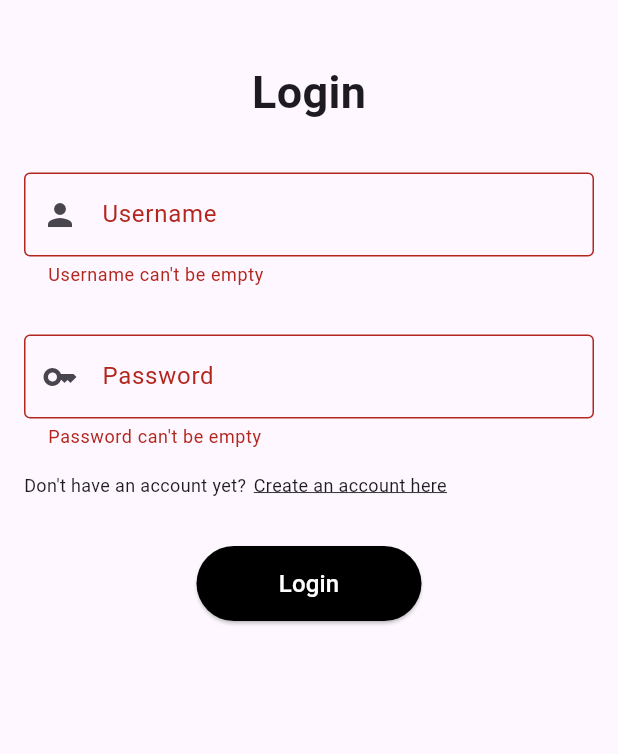
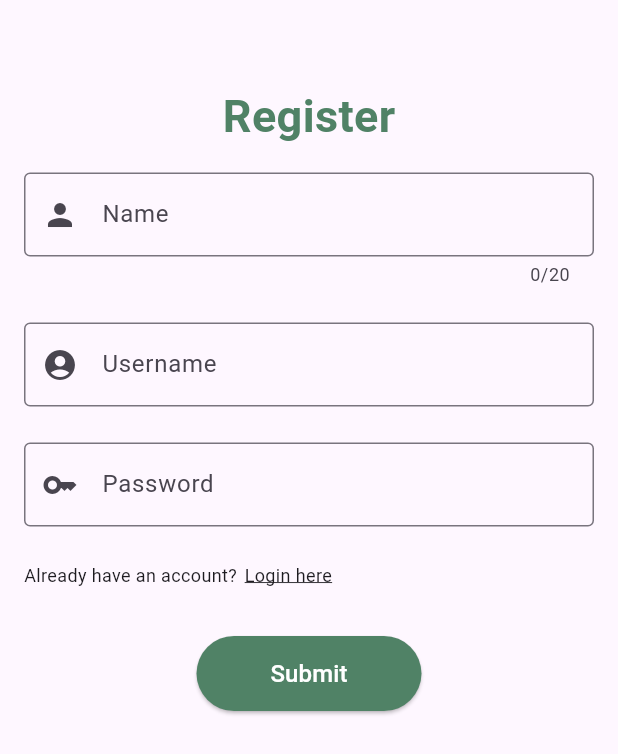
Before and after one commit to faizanrasyad/berbagi-catatan, a Flutter app: the screen it shows after launch, after a tap on "Login", after a tap on "Create an account here", on a phone screen of 412 x 824 dp. Shown: the top 754 px of the screen. Run offline on Flutter 3.47's test engine with Material 3 defaults, Android fonts, the light colour scheme and no system bars.

Commit message:
DONE Login & Register Page

```diff
--- a/lib/main.dart
+++ b/lib/main.dart
@@ -1,4 +1,6 @@
+import 'package:berbagi_catatan/pages/home.dart';
 import 'package:berbagi_catatan/pages/login.dart';
+import 'package:berbagi_catatan/pages/register.dart';
 import 'package:berbagi_catatan/pages/splash_screen.dart';
 import 'package:flutter/material.dart';
 
@@ -6,7 +8,12 @@
   runApp(MaterialApp(
     title: 'Berbagi Catatan',
     initialRoute: '/',
-    routes: {'/': (context) => SplashScreen(), 'login': (context) => Login()},
+    routes: {
+      '/': (context) => SplashScreen(),
+      '/login': (context) => Login(),
+      '/register': (context) => Register(),
+      '/home': (context) => Home()
+    },
     debugShowCheckedModeBanner: false,
   ));
 }
--- /dev/null
+++ b/lib/pages/home.dart
@@ -0,0 +1,15 @@
+import 'package:flutter/material.dart';
+
+class Home extends StatefulWidget {
+  const Home({super.key});
+
+  @override
+  State<Home> createState() => _HomeState();
+}
+
+class _HomeState extends State<Home> {
+  @override
+  Widget build(BuildContext context) {
+    return const Placeholder();
+  }
+}
--- a/lib/pages/login.dart
+++ b/lib/pages/login.dart
@@ -1,6 +1,7 @@
 import 'package:berbagi_catatan/data/login_data.dart';
 import 'package:berbagi_catatan/data/user_data.dart';
 import 'package:berbagi_catatan/model/user_model.dart';
+import 'package:berbagi_catatan/resources/color.dart';
 import 'package:flutter/material.dart';
 
 class Login extends StatefulWidget {
@@ -22,23 +23,38 @@
         body: Expanded(
           child: Container(
             width: MediaQuery.of(context).size.width,
+            child: Padding(
+              padding: const EdgeInsets.only(top: 16, left: 16, right: 16),
               child: Column(
+                mainAxisAlignment: MainAxisAlignment.center,
+                children: [
+                  Column(
                     mainAxisAlignment: MainAxisAlignment.start,
+                    crossAxisAlignment: CrossAxisAlignment.start,
                     children: [
                       const SizedBox(
                         height: 40,
                       ),
                       Text(
                         'Login',
-                  style: TextStyle(fontSize: 30, fontWeight: FontWeight.bold),
+                        style: TextStyle(
+                            fontSize: 30,
+                            fontWeight: FontWeight.bold,
+                            color: Warna().green100),
+                      ),
+                      const SizedBox(
+                        height: 8,
+                      ),
+                      Text(
+                        'Masukkan data yang sesuai untuk login.',
+                        style: TextStyle(fontSize: 14, color: Colors.black),
                       ),
                       Form(
                         key: formKey,
                         child: Column(
                           children: [
                             Padding(
-                        padding:
-                            EdgeInsets.symmetric(horizontal: 16, vertical: 32),
+                              padding: EdgeInsets.symmetric(vertical: 32),
                               child: TextFormField(
                                 controller: userController,
                                 decoration: const InputDecoration(
@@ -54,7 +70,7 @@
                               ),
                             ),
                             Padding(
-                        padding: EdgeInsets.symmetric(horizontal: 16),
+                              padding: EdgeInsets.symmetric(),
                               child: TextFormField(
                                 controller: passController,
                                 obscureText: true,
@@ -74,9 +90,10 @@
                               ),
                             ),
                             Padding(
-                        padding: const EdgeInsets.symmetric(
-                            horizontal: 16, vertical: 16),
+                              padding: const EdgeInsets.symmetric(vertical: 16),
                               child: Row(
+                                crossAxisAlignment: CrossAxisAlignment.start,
+                                mainAxisAlignment: MainAxisAlignment.start,
                                 children: [
                                   Text(
                                     "Don't have an account yet?",
@@ -100,8 +117,8 @@
                               ),
                             ),
                             Padding(
-                        padding:
-                            EdgeInsets.symmetric(horizontal: 16, vertical: 16),
+                              padding: EdgeInsets.symmetric(
+                                  horizontal: 16, vertical: 16),
                               child: Center(
                                 child: ElevatedButton(
                                   onPressed: () {
@@ -122,12 +139,12 @@
                                             loggedInUser.username,
                                             loggedInUser.password);
                                         Navigator.pushReplacementNamed(context,
-                                      '/movie'); //Unfinished Navigation
+                                            '/home'); //Unfinished Navigation
                                       } else {
-                                  ScaffoldMessenger.of(context).showSnackBar(
-                                      const SnackBar(
-                                          content:
-                                              Text('User data is not found!')));
+                                        ScaffoldMessenger.of(context)
+                                            .showSnackBar(const SnackBar(
+                                                content: Text(
+                                                    'User data is not found!')));
                                       }
                                     }
                                   },
@@ -136,7 +153,7 @@
                                     style: TextStyle(fontSize: 16),
                                   ),
                                   style: ElevatedButton.styleFrom(
-                                backgroundColor: Colors.black,
+                                      backgroundColor: Warna().green100,
                                       foregroundColor: Colors.white,
                                       minimumSize: const Size(150, 50)),
                                 ),
@@ -147,6 +164,9 @@
                       ),
                     ],
                   ),
+                ],
+              ),
+            ),
           ),
         ));
   }
--- /dev/null
+++ b/lib/pages/register.dart
@@ -0,0 +1,185 @@
+import 'package:berbagi_catatan/data/user_data.dart';
+import 'package:berbagi_catatan/model/user_model.dart';
+import 'package:berbagi_catatan/resources/color.dart';
+import 'package:flutter/material.dart';
+
+class Register extends StatefulWidget {
+  const Register({super.key});
+
+  @override
+  State<Register> createState() => _RegisterState();
+}
+
+class _RegisterState extends State<Register> {
+  TextEditingController nameController = TextEditingController();
+  TextEditingController usernameController = TextEditingController();
+  TextEditingController passController = TextEditingController();
+  final formKey = GlobalKey<FormState>();
+
+  @override
+  Widget build(BuildContext context) {
+    return Scaffold(
+        resizeToAvoidBottomInset: false,
+        body: SingleChildScrollView(
+          child: Expanded(
+            child: Container(
+              width: MediaQuery.of(context).size.width,
+              child: Padding(
+                padding: EdgeInsets.only(top: 16, right: 16, left: 16),
+                child: Column(
+                  mainAxisAlignment: MainAxisAlignment.center,
+                  children: [
+                    Column(
+                      mainAxisAlignment: MainAxisAlignment.start,
+                      children: [
+                        const SizedBox(
+                          height: 40,
+                        ),
+                        Text(
+                          'Register',
+                          style: TextStyle(
+                              fontSize: 30,
+                              fontWeight: FontWeight.bold,
+                              color: Warna().green100),
+                        ),
+                        Form(
+                          key: formKey,
+                          child: Column(
+                            children: [
+                              Padding(
+                                padding: EdgeInsets.only(top: 16, bottom: 8),
+                                child: TextFormField(
+                                  maxLength: 20,
+                                  controller: nameController,
+                                  decoration: const InputDecoration(
+                                      border: OutlineInputBorder(),
+                                      labelText: 'Name',
+                                      prefixIcon: Icon(Icons.person)),
+                                  validator: (value) {
+                                    if (value == null || value.isEmpty) {
+                                      return "Name can't be empty";
+                                    }
+                                    return null;
+                                  },
+                                ),
+                              ),
+                              Padding(
+                                padding: EdgeInsets.only(top: 16, bottom: 8),
+                                child: TextFormField(
+                                  controller: usernameController,
+                                  decoration: const InputDecoration(
+                                      border: OutlineInputBorder(),
+                                      labelText: 'Username',
+                                      prefixIcon: Icon(Icons.account_circle)),
+                                  validator: (value) {
+                                    if (value == null || value.isEmpty) {
+                                      return "Username can't be empty";
+                                    }
+                                    if (UserData().users.any(
+                                        (user) => user.username == value)) {
+                                      return "Username already exists";
+                                    }
+                                    return null;
+                                  },
+                                ),
+                              ),
+                              Padding(
+                                padding: EdgeInsets.only(top: 16, bottom: 8),
+                                child: TextFormField(
+                                  controller: passController,
+                                  obscureText: true,
+                                  decoration: const InputDecoration(
+                                      border: OutlineInputBorder(),
+                                      labelText: 'Password',
+                                      prefixIcon: Icon(Icons.key)),
+                                  validator: (value) {
+                                    if (value == null || value.isEmpty) {
+                                      return "Password can't be empty";
+                                    }
+                                    if (value.length < 5) {
+                                      return "Password must have 5 characters minimum";
+                                    }
+                                    return null;
+                                  },
+                                ),
+                              ),
+                              Padding(
+                                padding:
+                                    const EdgeInsets.symmetric(vertical: 16),
+                                child: Row(
+                                  children: [
+                                    Text(
+                                      "Already have an account?",
+                                      style: TextStyle(fontSize: 12),
+                                    ),
+                                    const SizedBox(
+                                      width: 5,
+                                    ),
+                                    InkWell(
+                                      onTap: () {
+                                        Navigator.pushReplacementNamed(
+                                            context, '/login');
+                                      },
+                                      child: Text(
+                                        "Login here",
+                                        style: TextStyle(
+                                            fontSize: 12,
+                                            decoration:
+                                                TextDecoration.underline),
+                                      ),
+                                    ),
+                                  ],
+                                ),
+                              ),
+                              Padding(
+                                padding: EdgeInsets.symmetric(
+                                    horizontal: 16, vertical: 16),
+                                child: Center(
+                                  child: ElevatedButton(
+                                    onPressed: () {
+                                      if (formKey.currentState!.validate()) {
+                                        String name = nameController.text;
+                                        String username =
+                                            usernameController.text;
+                                        String password = passController.text;
+
+                                        User newUser = User(
+                                            name: name,
+                                            username: username,
+                                            password: password);
+                                        UserData().users.add(newUser);
+
+                                        ScaffoldMessenger.of(context)
+                                            .showSnackBar(const SnackBar(
+                                                content: Text(
+                                                    'New Account Created!')));
+                                        Navigator.pushNamed(context, '/login');
+                                      }
+                                    },
+                                    child: Text(
+                                      'Submit',
+                                      style: TextStyle(fontSize: 16),
+                                    ),
+                                    style: ElevatedButton.styleFrom(
+                                        backgroundColor: Warna().green100,
+                                        foregroundColor: Colors.white,
+                                        minimumSize: const Size(150, 50)),
+                                  ),
+                                ),
+                              ),
+                              const SizedBox(
+                                height: 40,
+                              )
+                            ],
+                          ),
+                        ),
+                      ],
+                    ),
+                  ],
+                ),
+              ),
+            ),
+          ),
+        ));
+  }
+}
--- a/lib/pages/splash_screen.dart
+++ b/lib/pages/splash_screen.dart
@@ -1,5 +1,6 @@
 import 'dart:async';
 import 'package:berbagi_catatan/pages/login.dart';
+import 'package:berbagi_catatan/resources/color.dart';
 import 'package:flutter/material.dart';
 
 class SplashScreen extends StatefulWidget {
@@ -38,7 +39,7 @@
                     style: TextStyle(
                         fontSize: 30,
                         fontWeight: FontWeight.bold,
-                        color: const Color(0xFF508266)),
+                        color: Warna().green100),
                   ),
                 )
               ],
--- /dev/null
+++ b/lib/resources/color.dart
@@ -0,0 +1,5 @@
+import 'package:flutter/material.dart';
+
+class Warna {
+  Color green100 = const Color(0xFF508266);
+}
--- a/pubspec.yaml
+++ b/pubspec.yaml
@@ -19,7 +19,7 @@
 flutter_icons:
   android: true
   ios: true
-  image_path: "assets/berbagi-catatan-icon.png"
+  image_path: "lib/assets/icon.png"
 
 flutter:
   uses-material-design: true
```
Also changed, not shown: 1 other file. Lines whose indentation alone changed are shown as unchanged.
